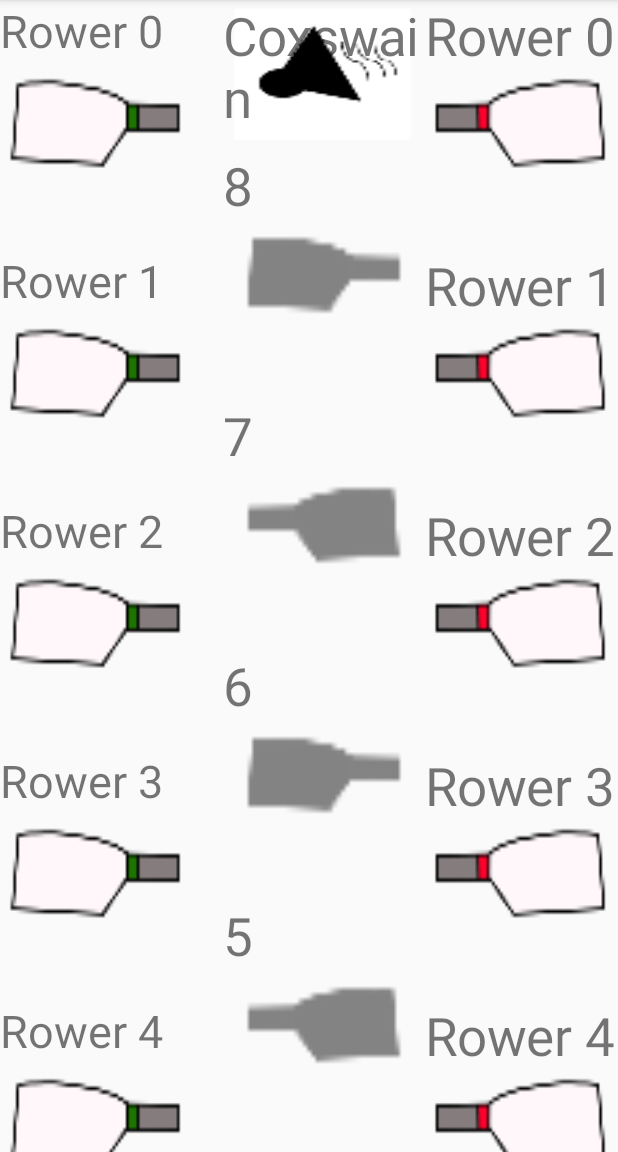
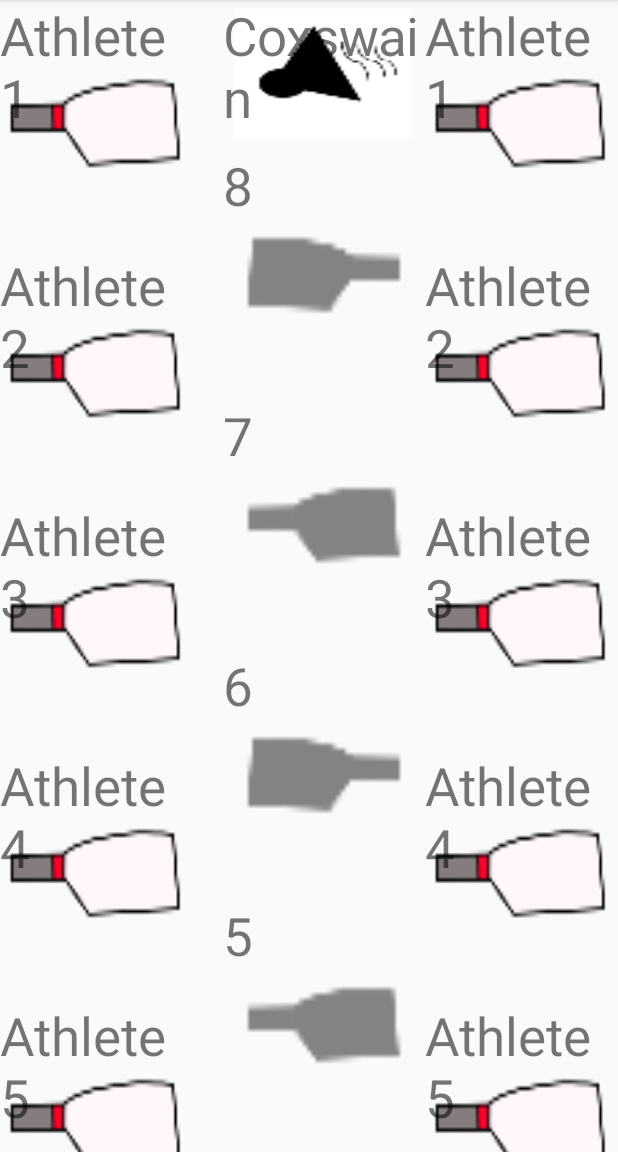
Before and after one commit to ginagr/ThePerfectLineup, an Android app: the screen it shows after launch (DropActivity), on a phone screen of 412 x 824 dp, the part 84-1236 px from its top. Run offline under Robolectric (Android 15) with nearby library versions, the phone set to English and light mode, and no system bars.

Commit message:
largely generalized in order to set up for other sports. Currently working on the drop issue.

```diff
--- /dev/null
+++ b/app/src/main/java/edu/wpi/www/theperfectlineup/Athlete.java
@@ -0,0 +1,23 @@
+package edu.wpi.www.theperfectlineup;
+
+/**
+ * Created by Tim on 2/2/2016.
+ */
+public class Athlete {
+    private String name;
+    private int age;
+
+    public Athlete(String name, int age) {
+        this.name = name;
+        this.age = age;
+    }
+
+    public String getName() {
+        return name;
+    }
+
+    public int getAge()
+    {
+        return age;
+    }
+}
--- a/app/src/main/java/edu/wpi/www/theperfectlineup/DropActivity.java
+++ b/app/src/main/java/edu/wpi/www/theperfectlineup/DropActivity.java
@@ -14,65 +14,69 @@ import android.widget.TextView;
 import android.widget.LinearLayout;
 import android.view.ViewGroup.LayoutParams;
 
+
 public class DropActivity extends AppCompatActivity {
 
-    private int numOfRowers = 10;        //TODO fill with roster data
-    private TextView[] portRowers = new TextView[numOfRowers];  //TODO add textView to portrower obj
-    private TextView[] starRowers = new TextView[numOfRowers];
+    private User mUser = new User("Rowing");//TODO this is a mock user with rowing.
+
+    private Athlete[] mAthletes = new Athlete[]{
+        new Athlete("Athlete 1", 21),
+                new Athlete("Athlete 2", 24),
+                new Athlete("Athlete 3", 21),
+                new Athlete("Athlete 4", 27),
+                new Athlete("Athlete 5", 18),
+                new Athlete("Athlete 6", 17),
+                new Athlete("Athlete 7", 15),
+                new Athlete("Athlete 8", 19),
+                new Athlete("Athlete 9", 17),
+                new Athlete("Athlete 10", 17),
+                new Athlete("Athlete 11", 20),
+                new Athlete("Athlete 12", 22),
+                new Athlete("Athlete 13", 21),}; //TODO remove an dreplace with actual database. This is a mock
+
 
     @Override
     protected void onCreate(Bundle savedInstanceState) {
         super.onCreate(savedInstanceState);
         setContentView(R.layout.activity_drop);
-
-        addRowers();
-
-        addBoat();TextView temp = new TextView(this);
+        LinearLayout layout1 = (LinearLayout) findViewById(R.id.leftBracketLinearLayout);
+        LinearLayout layout2 = (LinearLayout) findViewById(R.id.rightBracketLinearLayout);
+        addAthletes(layout1, mAthletes);
+        addAthletes(layout2, mAthletes);
+        addBoat();
+        TextView temp = new TextView(this);
     }
 
-    public void addRowers()
-    {
-        //TODO call either port or starboard method by id
 
-        LinearLayout layout = (LinearLayout)findViewById(R.id.portRowerLinearLayout);
-        layout.setScrollContainer(true);
+//    This method adds all athletes in a roster to the view.
+// It takes in a viewGroup we want to attach to and an array of athletes
 
-        for (int i = 0; i < numOfRowers; i++)
-        {
-            portRowers[i] = new TextView(this);     //TODO initialize in portrower object
-            portRowers[i].setText("Rower " + i);    //TODO change i to name attribute
-            portRowers[i].setBackgroundResource(R.drawable.portrower);
-            portRowers[i].setTextSize(1, 35);
-            portRowers[i].setWidth(450);
-            portRowers[i].setHeight(250);
-            portRowers[i].setMaxLines(2);
-            portRowers[i].setOnTouchListener(new ChoiceTouchListener());
-            layout.addView(portRowers[i]);
-        }
+    public void addAthletes(ViewGroup view, Athlete[] athleteArr) {
+        view.setScrollContainer(true);
 
-        LinearLayout layout2 = (LinearLayout)findViewById(R.id.starboardRowerLinearLayout);
-        layout2.setScrollContainer(true);
+        for (int i = 0; i < athleteArr.length; i++) {
+            TextView[] viewAthletes = new TextView[athleteArr.length];  //TODO add textView to portrower obj
 
-        for (int i = 0; i < numOfRowers; i++)
-        {
-            starRowers[i] = new TextView(this);     //TODO initialize in portrower object
-            starRowers[i].setText("Rower " + i);    //TODO change i to name attribute
-            starRowers[i].setTextSize(1, 30);
-            starRowers[i].setBackgroundResource(R.drawable.starboardrower);
-            starRowers[i].setWidth(450);
-            starRowers[i].setHeight(250);
-            starRowers[i].setMaxLines(3);
-            starRowers[i].setOnTouchListener(new ChoiceTouchListener());
-            layout2.addView(starRowers[i]);
+
+            viewAthletes[i] = new TextView(this);     //TODO initialize in portrower object -> Why important
+            viewAthletes[i].setText(athleteArr[i].getName());    //TODO change i to name attribute
+            viewAthletes[i].setBackgroundResource(R.drawable.portrower);// TODO should eventually be replaced by Icon that is usable in multiple sports
+            viewAthletes[i].setTextSize(1, 35);
+            viewAthletes[i].setWidth(450);
+            viewAthletes[i].setHeight(250);
+            viewAthletes[i].setMaxLines(2);
+            viewAthletes[i].setOnTouchListener(new ChoiceTouchListener());
+            view.addView(viewAthletes[i]);
         }
     }
 
+
     public void addBoat()
     {
-        LinearLayout layout = (LinearLayout)findViewById(R.id.boatLinearLayout);
-        layout.setScrollContainer(true);
-        layout.getLayoutParams().height = LayoutParams.WRAP_CONTENT;
-        layout.getLayoutParams().width = LayoutParams.WRAP_CONTENT;
+        LinearLayout layout = (LinearLayout)findViewById(R.id.lineupLinearLayout);
+//        layout.setScrollContainer(true);
+//        layout.getLayoutParams().height = LayoutParams.WRAP_CONTENT;
+//        layout.getLayoutParams().width = LayoutParams.WRAP_CONTENT;
         TextView temp = new TextView(this);
         temp.setText("Coxswain");
         temp.setTextSize(1, 35);
@@ -165,7 +169,8 @@ public class DropActivity extends AppCompatActivity {
                         //the tag is the view id already dropped here
                         int existingID = (Integer)tag;
                         //set the original view visible again
-                        findViewById(existingID).setVisibility(View.VISIBLE);
+                        View existView = findViewById(existingID);
+                                existView.setVisibility(View.VISIBLE);
                     }
                     //set the tag in the target view to the ID of the view being dropped
                     dropTarget.setTag(dropped.getId());
--- /dev/null
+++ b/app/src/main/java/edu/wpi/www/theperfectlineup/Sport.java
@@ -0,0 +1,14 @@
+package edu.wpi.www.theperfectlineup;
+
+/**
+ * Created by Tim on 2/2/2016.
+ */
+public class Sport {
+    private String name;
+
+    public Sport(String name) {
+        this.name = name;
+    }
+
+
+}
--- /dev/null
+++ b/app/src/main/java/edu/wpi/www/theperfectlineup/User.java
@@ -0,0 +1,20 @@
+package edu.wpi.www.theperfectlineup;
+
+/**
+ * This class includes relevant user info
+ */
+public class User {
+    private String sport;// TODO will have to be an array for coaches in multiple sports
+
+    public User(String sport) {
+        this.sport = sport;
+    }
+
+    public String getSport() {
+        return sport;
+    }
+
+    public void setSport(String sport) {
+        this.sport = sport;
+    }
+}
--- a/app/src/main/res/drawable/portrower.xml
+++ b/app/src/main/res/drawable/portrower.xml
@@ -3,15 +3,4 @@
     <item
        android:drawable="@mipmap/port_image"
         />
-
-    <padding
-        android:bottom="20dp"
-        android:left="20dp"
-        android:right="20dp"
-        android:top="20dp" />
-
-    <size
-        android:height = "120dp"
-        android:width="250dp" />
-
 </layer-list>
--- a/app/src/main/res/layout/activity_drop.xml
+++ b/app/src/main/res/layout/activity_drop.xml
@@ -9,13 +9,15 @@
         android:layout_width="155dp"
         android:layout_height="wrap_content"
         android:layout_weight="1.25">
+
         <LinearLayout xmlns:android="http://schemas.android.com/apk/res/android"
                       android:layout_width="wrap_content"
                       android:layout_height="wrap_content"
                       android:orientation="vertical"
                       android:layout_weight="1"
-                      android:id="@+id/starboardRowerLinearLayout">
+                      android:id="@+id/leftBracketLinearLayout">
         </LinearLayout>
+
     </ScrollView>
 
 
@@ -26,8 +28,7 @@
                   android:orientation="vertical"
                   android:paddingLeft="20dp"
                   android:paddingRight="0dp"
-                  android:id="@+id/boatLinearLayout"
-        >
+                  android:id="@+id/lineupLinearLayout">
 
     </LinearLayout>
 
@@ -40,7 +41,7 @@
                       android:layout_height="wrap_content"
                       android:orientation="vertical"
                       android:layout_weight="1"
-                      android:id="@+id/portRowerLinearLayout">
+                      android:id="@+id/rightBracketLinearLayout">
         </LinearLayout>
     </ScrollView>
 
```
